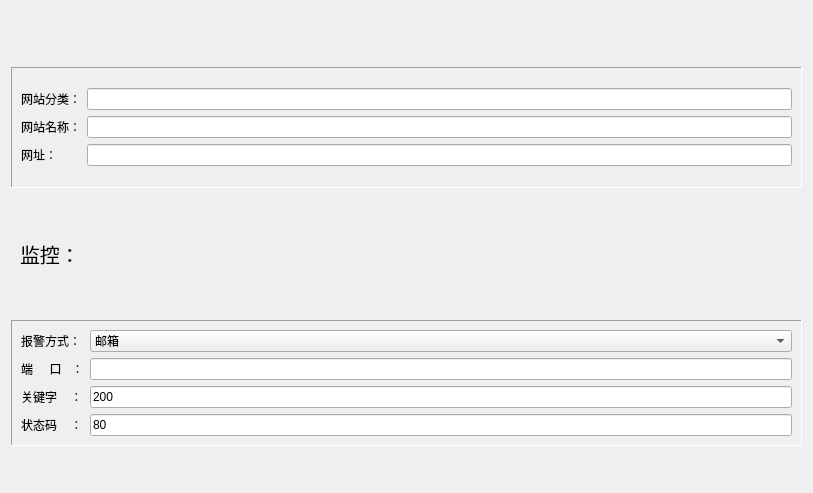
Old version of the form netmanager/netadd.ui in the repository zhangjiacheng1991/netmanager.
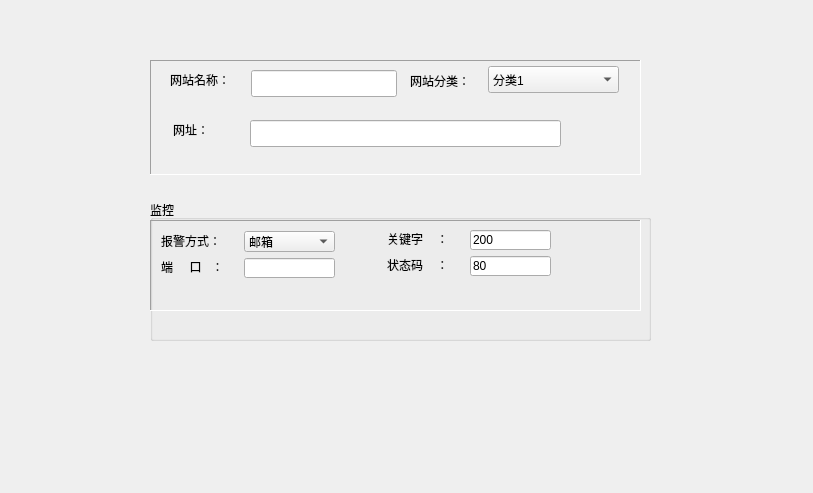
New version of the form.

Diff of the .ui file:
```diff
--- a/netmanager/netadd.ui
+++ b/netmanager/netadd.ui
@@ -19,9 +19,15 @@
   <property name="windowTitle">
    <string>Form</string>
   </property>
-  <layout class="QGridLayout" name="gridLayout_5">
-   <item row="0" column="0">
     <widget class="QFrame" name="frame_3">
+   <property name="geometry">
+    <rect>
+     <x>9</x>
+     <y>9</y>
+     <width>795</width>
+     <height>50</height>
+    </rect>
+   </property>
      <property name="sizePolicy">
       <sizepolicy hsizetype="Expanding" vsizetype="Preferred">
        <horstretch>0</horstretch>
@@ -41,9 +47,15 @@
       <enum>QFrame::Raised</enum>
      </property>
     </widget>
-   </item>
-   <item row="1" column="0">
     <widget class="QFrame" name="frame_4">
+   <property name="geometry">
+    <rect>
+     <x>150</x>
+     <y>60</y>
+     <width>491</width>
+     <height>115</height>
+    </rect>
+   </property>
      <property name="sizePolicy">
       <sizepolicy hsizetype="Expanding" vsizetype="Expanding">
        <horstretch>0</horstretch>
@@ -62,48 +74,102 @@
      <property name="frameShadow">
       <enum>QFrame::Sunken</enum>
      </property>
-     <layout class="QGridLayout" name="gridLayout_3">
-      <item row="0" column="0">
-       <layout class="QGridLayout" name="gridLayout">
-        <item row="1" column="1">
-         <widget class="QLineEdit" name="lineEdit_2"/>
-        </item>
-        <item row="2" column="1">
-         <widget class="QLineEdit" name="lineEdit_3"/>
-        </item>
-        <item row="0" column="1">
-         <widget class="QLineEdit" name="lineEdit"/>
-        </item>
-        <item row="2" column="0">
+   <widget class="QComboBox" name="comboBox_2">
+    <property name="geometry">
+     <rect>
+      <x>338</x>
+      <y>6</y>
+      <width>131</width>
+      <height>27</height>
+     </rect>
+    </property>
+    <item>
+     <property name="text">
+      <string>分类1</string>
+     </property>
+    </item>
+    <item>
+     <property name="text">
+      <string>分类2</string>
+     </property>
+    </item>
+    <item>
+     <property name="text">
+      <string>自定义添加</string>
+     </property>
+    </item>
+   </widget>
+   <widget class="QLineEdit" name="lineEdit_2">
+    <property name="geometry">
+     <rect>
+      <x>101</x>
+      <y>10</y>
+      <width>146</width>
+      <height>27</height>
+     </rect>
+    </property>
+   </widget>
+   <widget class="QLineEdit" name="lineEdit_3">
+    <property name="geometry">
+     <rect>
+      <x>100</x>
+      <y>60</y>
+      <width>311</width>
+      <height>27</height>
+     </rect>
+    </property>
+   </widget>
          <widget class="QLabel" name="label_3">
+    <property name="geometry">
+     <rect>
+      <x>23</x>
+      <y>60</y>
+      <width>45</width>
+      <height>20</height>
+     </rect>
+    </property>
           <property name="text">
            <string>网址：</string>
           </property>
          </widget>
-        </item>
-        <item row="0" column="0">
          <widget class="QLabel" name="label">
+    <property name="geometry">
+     <rect>
+      <x>260</x>
+      <y>11</y>
+      <width>75</width>
+      <height>20</height>
+     </rect>
+    </property>
           <property name="text">
            <string>网站分类：</string>
           </property>
          </widget>
-        </item>
-        <item row="1" column="0">
          <widget class="QLabel" name="label_2">
+    <property name="geometry">
+     <rect>
+      <x>20</x>
+      <y>10</y>
+      <width>75</width>
+      <height>20</height>
+     </rect>
+    </property>
           <property name="text">
            <string>网站名称：</string>
           </property>
          </widget>
-        </item>
-       </layout>
-      </item>
-     </layout>
-    </widget>
-   </item>
-   <item row="2" column="0">
-    <widget class="QFrame" name="frame_2">
+  </widget>
+  <widget class="QFrame" name="frame_5">
+   <property name="geometry">
+    <rect>
+     <x>9</x>
+     <y>454</y>
+     <width>795</width>
+     <height>30</height>
+    </rect>
+   </property>
      <property name="sizePolicy">
-      <sizepolicy hsizetype="Expanding" vsizetype="Expanding">
+    <sizepolicy hsizetype="Expanding" vsizetype="Preferred">
        <horstretch>0</horstretch>
        <verstretch>0</verstretch>
       </sizepolicy>
@@ -111,7 +177,7 @@
      <property name="minimumSize">
       <size>
        <width>0</width>
-       <height>50</height>
+     <height>30</height>
       </size>
      </property>
      <property name="frameShape">
@@ -120,41 +186,28 @@
      <property name="frameShadow">
       <enum>QFrame::Raised</enum>
      </property>
-     <layout class="QGridLayout" name="gridLayout_4">
-      <item row="0" column="0">
-       <layout class="QHBoxLayout" name="horizontalLayout">
-        <item>
-         <widget class="QLabel" name="label_4">
-          <property name="font">
-           <font>
-            <pointsize>15</pointsize>
-           </font>
-          </property>
-          <property name="text">
-           <string>监控：</string>
-          </property>
-         </widget>
-        </item>
-        <item>
-         <spacer name="horizontalSpacer">
-          <property name="orientation">
-           <enum>Qt::Horizontal</enum>
-          </property>
-          <property name="sizeHint" stdset="0">
-           <size>
-            <width>40</width>
-            <height>20</height>
-           </size>
-          </property>
-         </spacer>
-        </item>
-       </layout>
-      </item>
-     </layout>
-    </widget>
-   </item>
-   <item row="3" column="0">
+  </widget>
+  <widget class="QGroupBox" name="groupBox">
+   <property name="geometry">
+    <rect>
+     <x>150</x>
+     <y>200</y>
+     <width>501</width>
+     <height>141</height>
+    </rect>
+   </property>
+   <property name="title">
+    <string>监控</string>
+   </property>
     <widget class="QFrame" name="frame">
+    <property name="geometry">
+     <rect>
+      <x>0</x>
+      <y>20</y>
+      <width>491</width>
+      <height>91</height>
+     </rect>
+    </property>
      <property name="sizePolicy">
       <sizepolicy hsizetype="Expanding" vsizetype="Expanding">
        <horstretch>0</horstretch>
@@ -167,43 +220,67 @@
      <property name="frameShadow">
       <enum>QFrame::Sunken</enum>
      </property>
-     <layout class="QGridLayout" name="gridLayout_2">
-      <item row="0" column="0">
-       <layout class="QVBoxLayout" name="verticalLayout">
-        <item>
-         <widget class="QLabel" name="label_8">
-          <property name="text">
-           <string>报警方式：</string>
-          </property>
-         </widget>
-        </item>
-        <item>
-         <widget class="QLabel" name="label_5">
-          <property name="text">
-           <string>端     口   ：</string>
-          </property>
-         </widget>
-        </item>
-        <item>
          <widget class="QLabel" name="label_7">
+     <property name="geometry">
+      <rect>
+       <x>237</x>
+       <y>9</y>
+       <width>74</width>
+       <height>20</height>
+      </rect>
+     </property>
           <property name="text">
            <string>关键字    ：</string>
           </property>
          </widget>
-        </item>
-        <item>
+    <widget class="QLabel" name="label_5">
+     <property name="geometry">
+      <rect>
+       <x>11</x>
+       <y>37</y>
+       <width>73</width>
+       <height>20</height>
+      </rect>
+     </property>
+     <property name="text">
+      <string>端     口   ：</string>
+     </property>
+    </widget>
+    <widget class="QLabel" name="label_8">
+     <property name="geometry">
+      <rect>
+       <x>11</x>
+       <y>11</y>
+       <width>75</width>
+       <height>20</height>
+      </rect>
+     </property>
+     <property name="text">
+      <string>报警方式：</string>
+     </property>
+    </widget>
          <widget class="QLabel" name="label_6">
+     <property name="geometry">
+      <rect>
+       <x>237</x>
+       <y>35</y>
+       <width>74</width>
+       <height>20</height>
+      </rect>
+     </property>
           <property name="text">
            <string>状态码    ：</string>
           </property>
          </widget>
-        </item>
-       </layout>
-      </item>
-      <item row="0" column="1">
-       <layout class="QVBoxLayout" name="verticalLayout_2">
-        <item>
          <widget class="QComboBox" name="comboBox">
+     <property name="geometry">
+      <rect>
+       <x>94</x>
+       <y>11</y>
+       <width>91</width>
+       <height>21</height>
+      </rect>
+     </property>
           <item>
            <property name="text">
             <string>邮箱</string>
@@ -215,16 +292,15 @@
            </property>
           </item>
          </widget>
-        </item>
-        <item>
-         <widget class="QLineEdit" name="lineEdit_Care">
-          <property name="text">
-           <string/>
-          </property>
-         </widget>
-        </item>
-        <item>
          <widget class="QLineEdit" name="lineEdit_Statud">
+     <property name="geometry">
+      <rect>
+       <x>320</x>
+       <y>10</y>
+       <width>81</width>
+       <height>20</height>
+      </rect>
+     </property>
           <property name="sizePolicy">
            <sizepolicy hsizetype="Expanding" vsizetype="Expanding">
             <horstretch>0</horstretch>
@@ -235,42 +311,34 @@
            <string>200</string>
           </property>
          </widget>
-        </item>
-        <item>
+    <widget class="QLineEdit" name="lineEdit_Care">
+     <property name="geometry">
+      <rect>
+       <x>94</x>
+       <y>38</y>
+       <width>91</width>
+       <height>20</height>
+      </rect>
+     </property>
+     <property name="text">
+      <string/>
+     </property>
+    </widget>
          <widget class="QLineEdit" name="lineEdit_Port">
+     <property name="geometry">
+      <rect>
+       <x>320</x>
+       <y>36</y>
+       <width>81</width>
+       <height>20</height>
+      </rect>
+     </property>
           <property name="text">
            <string>80</string>
           </property>
          </widget>
-        </item>
-       </layout>
-      </item>
-     </layout>
-    </widget>
-   </item>
-   <item row="4" column="0">
-    <widget class="QFrame" name="frame_5">
-     <property name="sizePolicy">
-      <sizepolicy hsizetype="Expanding" vsizetype="Preferred">
-       <horstretch>0</horstretch>
-       <verstretch>0</verstretch>
-      </sizepolicy>
-     </property>
-     <property name="minimumSize">
-      <size>
-       <width>0</width>
-       <height>30</height>
-      </size>
-     </property>
-     <property name="frameShape">
-      <enum>QFrame::NoFrame</enum>
-     </property>
-     <property name="frameShadow">
-      <enum>QFrame::Raised</enum>
-     </property>
-    </widget>
-   </item>
-  </layout>
+   </widget>
+  </widget>
  </widget>
  <resources/>
  <connections/>
```
Lines whose indentation alone changed are shown as unchanged.
